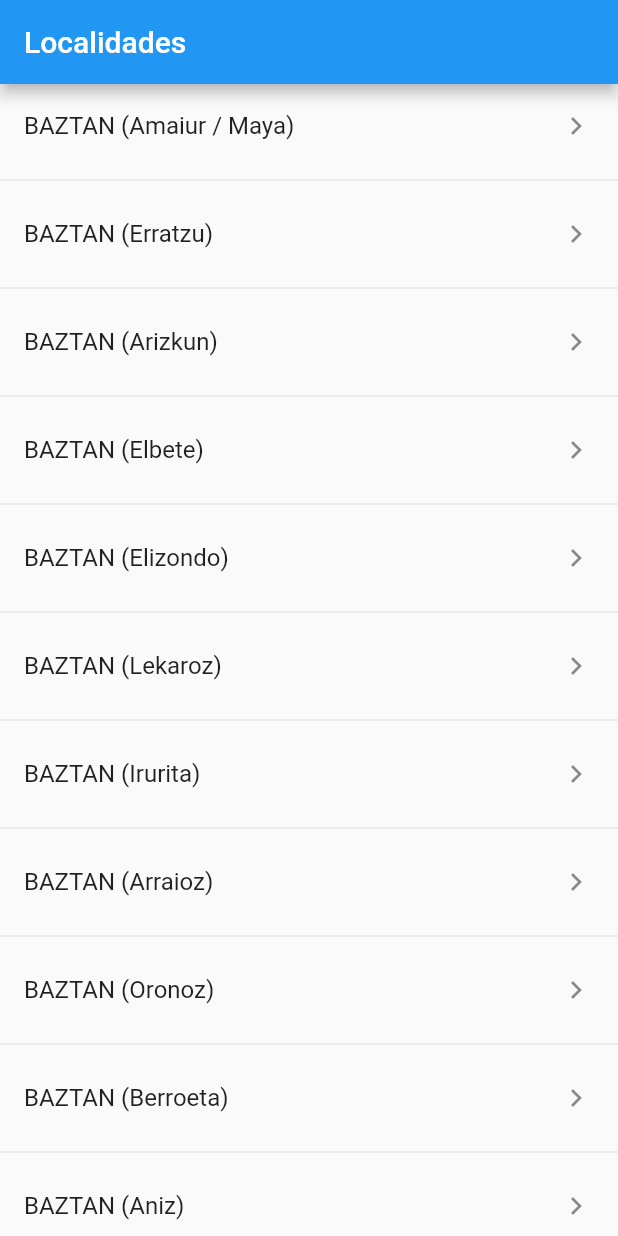
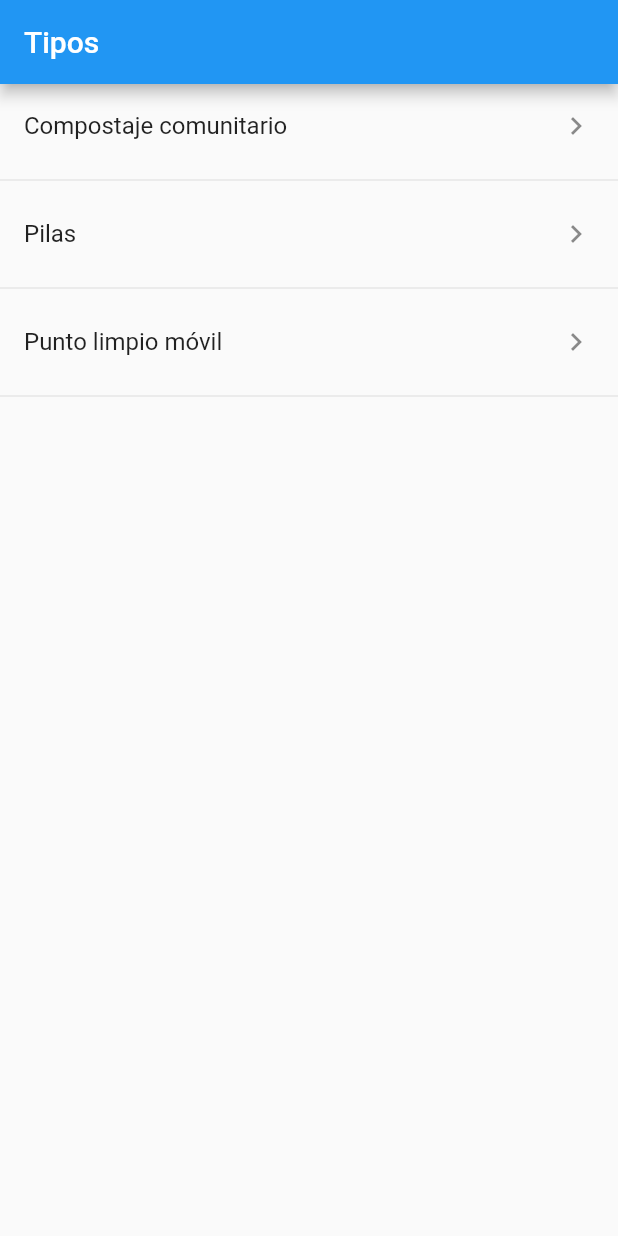
Before and after one commit to aetxabao/puntosreciclaje, a Flutter app: the screen it shows after launch, on a phone screen of 412 x 824 dp. Run offline on Flutter 3.47's test engine with Material 2 defaults, Android fonts, the light colour scheme and no system bars.

Commit message:
TipoEquipamiento

```diff
--- a/lib/main.dart
+++ b/lib/main.dart
@@ -1,6 +1,7 @@
 import 'package:flutter/material.dart';
 import 'package:puntosreciclaje/screens/lista_localidades_screen.dart';
 import 'package:puntosreciclaje/screens/lista_mancomunidades_screen.dart';
+import 'package:puntosreciclaje/screens/lista_tipos_screen.dart';
 import 'package:puntosreciclaje/screens/listpuntos_screen.dart';
 import 'package:puntosreciclaje/screens/listview_screen.dart';
 
@@ -11,7 +12,7 @@
   Widget build(BuildContext context) {
     return MaterialApp(
       title: 'Material App',
-      home: ListaLocalidadesScreen(),
+      home: ListaTiposScreen(), //ListaLocalidadesScreen(),
       //ListaMancomunidadesScreen(), //ListPuntosScreen(), //ListViewScreen(),
     );
   }
--- a/lib/providers/puntos_provider.dart
+++ b/lib/providers/puntos_provider.dart
@@ -17,6 +17,7 @@
 
   List<String> listaMancomunidades = [];
   List<String> listaLocalidadesMancomunidad = [];
+  List<String> listaTiposLocalidad = [];
 
   Future<List<PuntoReciclaje>> cargarPuntos() async {
     final data =
@@ -55,6 +56,20 @@
     });
     return listaLocalidadesMancomunidad;
   }
+
+  Future<List<String>> cargarTipos(String localidad) async {
+    if (listaPuntos.length == 0) {
+      await cargarPuntos();
+    }
+    listaTiposLocalidad = [];
+    listaPuntos.forEach((pr) {
+      if ((pr.localidad == localidad) &&
+          (listaTiposLocalidad.indexOf(pr.tipoEquipamiento) < 0)) {
+        listaTiposLocalidad.add(pr.tipoEquipamiento);
+      }
+    });
+    return listaTiposLocalidad;
+  }
 }
 
 final puntosProvider = new PuntosProvider();
--- /dev/null
+++ b/lib/screens/lista_tipos_screen.dart
@@ -0,0 +1,44 @@
+import 'package:flutter/material.dart';
+import 'package:puntosreciclaje/providers/puntos_provider.dart';
+
+class ListaTiposScreen extends StatelessWidget {
+  @override
+  Widget build(BuildContext context) {
+    return Scaffold(
+      appBar: AppBar(
+        title: Text("Tipos"),
+      ),
+      body: _lista(),
+    );
+  }
+
+  Widget _lista() {
+    return FutureBuilder(
+      future: puntosProvider.cargarTipos("BAZTAN (Amaiur / Maya)"),
+      initialData: [],
+      builder: (context, snapshot) {
+        if (snapshot.connectionState == ConnectionState.done) {
+          return ListView(
+            children: _listaElementos(snapshot.data),
+          );
+        } else {
+          return Center(child: CircularProgressIndicator());
+        }
+      },
+    );
+  }
+
+  List<Widget> _listaElementos(List<String> data) {
+    final List<Widget> lst = [];
+    data.forEach((element) {
+      final w = ListTile(
+        title: Text(element),
+        trailing: Icon(Icons.keyboard_arrow_right),
+        onTap: () {},
+      );
+      lst.add(w);
+      lst.add(Divider());
+    });
+    return lst;
+  }
+}
```
